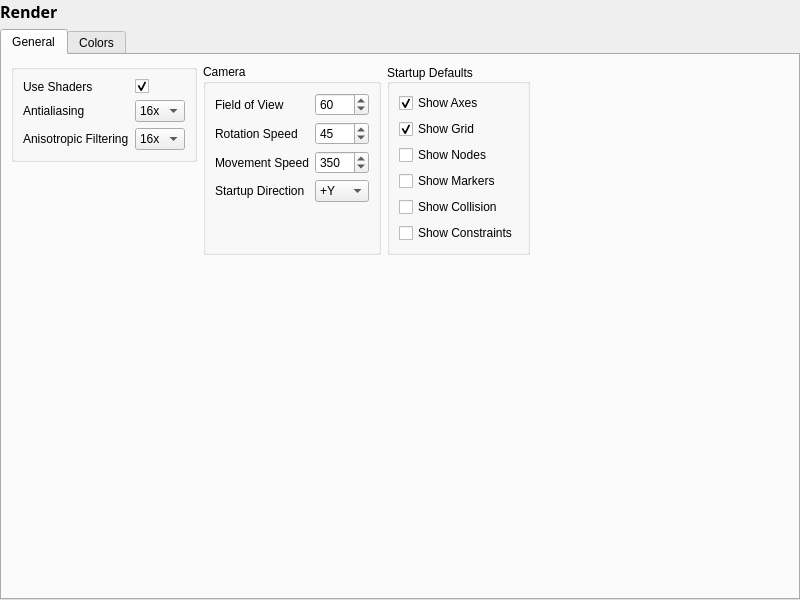
The window that src/ui/settingsrender.ui (niftools/nifskope) describes before a commit, drawn with Qt 5.
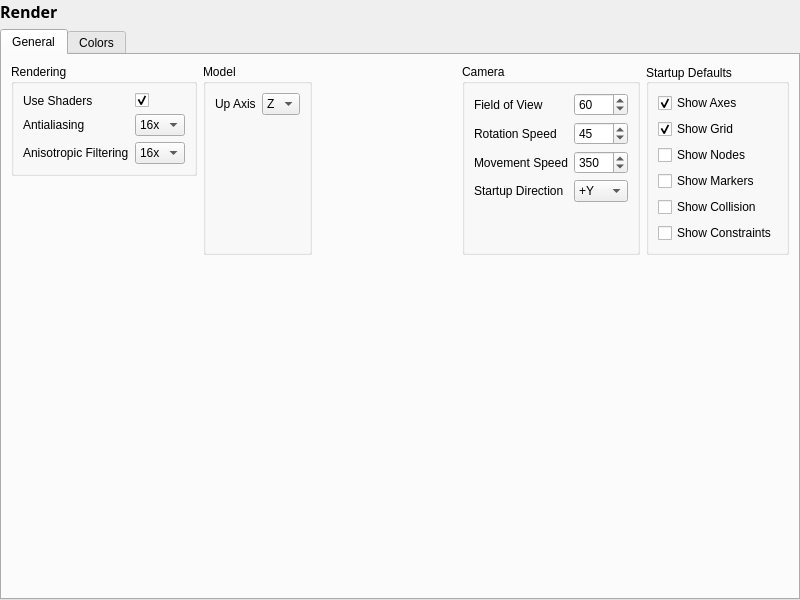
The same window after the commit. Custom widgets are drawn as their Qt base class.

Commit message: [Settings] GLView: Up Axis support reintroduced

The edit to the form file:
```diff
--- a/src/ui/settingsrender.ui
+++ b/src/ui/settingsrender.ui
@@ -63,8 +63,14 @@
        <string>General</string>
       </attribute>
       <layout class="QVBoxLayout" name="verticalLayout_2">
-       <item alignment="Qt::AlignLeft|Qt::AlignTop">
+       <item alignment="Qt::AlignTop">
         <widget class="QFrame" name="frame_2">
+         <property name="sizePolicy">
+          <sizepolicy hsizetype="Preferred" vsizetype="Preferred">
+           <horstretch>0</horstretch>
+           <verstretch>0</verstretch>
+          </sizepolicy>
+         </property>
          <property name="frameShape">
           <enum>QFrame::NoFrame</enum>
          </property>
@@ -99,7 +105,10 @@
              </sizepolicy>
             </property>
             <property name="title">
-             <string/>
+             <string>Rendering</string>
+            </property>
+            <property name="flat">
+             <bool>true</bool>
             </property>
             <layout class="QFormLayout" name="formLayout_2">
              <item row="1" column="0">
@@ -221,6 +230,72 @@
             </layout>
            </widget>
           </item>
+          <item>
+           <widget class="QGroupBox" name="groupBox">
+            <property name="sizePolicy">
+             <sizepolicy hsizetype="Maximum" vsizetype="Preferred">
+              <horstretch>0</horstretch>
+              <verstretch>0</verstretch>
+             </sizepolicy>
+            </property>
+            <property name="title">
+             <string>Model</string>
+            </property>
+            <property name="flat">
+             <bool>true</bool>
+            </property>
+            <layout class="QFormLayout" name="formLayout_3">
+             <item row="0" column="0">
+              <widget class="QLabel" name="lblUpAxis">
+               <property name="text">
+                <string>Up Axis</string>
+               </property>
+               <property name="buddy">
+                <cstring>upAxis</cstring>
+               </property>
+              </widget>
+             </item>
+             <item row="0" column="1">
+              <widget class="QComboBox" name="upAxis">
+               <property name="currentIndex">
+                <number>2</number>
+               </property>
+               <item>
+                <property name="text">
+                 <string>X</string>
+                </property>
+               </item>
+               <item>
+                <property name="text">
+                 <string>Y</string>
+                </property>
+               </item>
+               <item>
+                <property name="text">
+                 <string>Z</string>
+                </property>
+               </item>
+              </widget>
+             </item>
+            </layout>
+           </widget>
+          </item>
+          <item>
+           <spacer name="horizontalSpacer">
+            <property name="orientation">
+             <enum>Qt::Horizontal</enum>
+            </property>
+            <property name="sizeType">
+             <enum>QSizePolicy::Expanding</enum>
+            </property>
+            <property name="sizeHint" stdset="0">
+             <size>
+              <width>0</width>
+              <height>20</height>
+             </size>
+            </property>
+           </spacer>
+          </item>
           <item>
            <widget class="QGroupBox" name="grpCamera">
             <property name="sizePolicy">
```
The commit also changes 2 other files.
